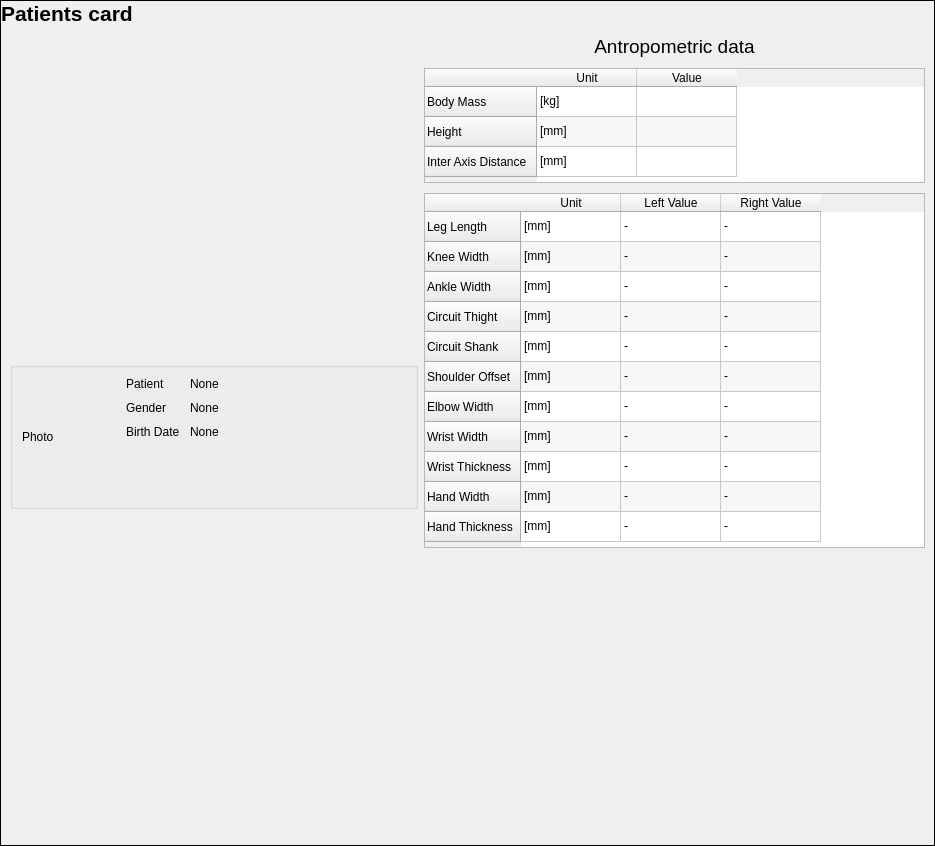
Qt form trunk/src/edr/src/plugins/communication/ui/PatientCardWidget.ui (mk4me/hm-mde-one) before a commit.
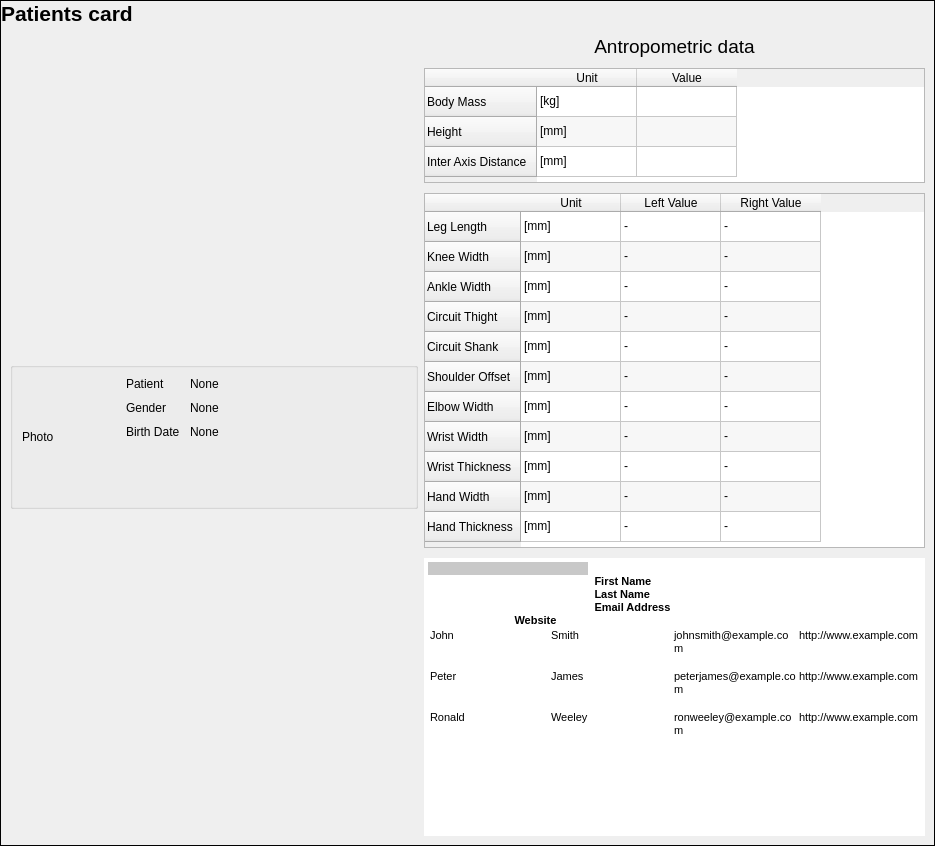
The same form after that commit.

Commit message: Duże zmiany: 1) Dodanie źródeł danych apliakacji - ISource oraz ich managerów 2) Dodanie nowej biblioteki zależnej - SQLite3 3) Rozszerzenie edrutils o biblioteki webservice (obsługa serwiós webowych bazy danych) + qthtmlgenlib (generatory html dla kontrolki QTextEdit) 4) IFileDataManager przy dodawaniu pliku zwraca wszystkie obiekty domenowe z parserów obsługujących ten plik 5) Przeniesienie funkcji addData do IFileDataManager jako statyczne składowe 6) Dodanie w Filesystem zapytań o dostepne miejsce na dysku

Diff of the .ui file:
```diff
--- a/trunk/src/edr/src/plugins/communication/ui/PatientCardWidget.ui
+++ b/trunk/src/edr/src/plugins/communication/ui/PatientCardWidget.ui
@@ -677,17 +677,53 @@
           </widget>
          </item>
          <item>
-          <spacer name="verticalSpacer_3">
-           <property name="orientation">
-            <enum>Qt::Vertical</enum>
+          <widget class="QTextEdit" name="textEdit">
+           <property name="enabled">
+            <bool>true</bool>
            </property>
-           <property name="sizeHint" stdset="0">
-            <size>
-             <width>20</width>
-             <height>40</height>
-            </size>
+           <property name="frameShape">
+            <enum>QFrame::NoFrame</enum>
            </property>
-          </spacer>
+           <property name="html">
+            <string>&lt;!DOCTYPE HTML PUBLIC &quot;-//W3C//DTD HTML 4.0//EN&quot; &quot;http://www.w3.org/TR/REC-html40/strict.dtd&quot;&gt;
+&lt;html&gt;&lt;head&gt;&lt;meta name=&quot;qrichtext&quot; content=&quot;1&quot; /&gt;&lt;style type=&quot;text/css&quot;&gt;
+p, li { white-space: pre-wrap; }
+&lt;/style&gt;&lt;/head&gt;&lt;body style=&quot; font-family:'MS Shell Dlg 2'; font-size:8.25pt; font-weight:400; font-style:normal;&quot;&gt;
+&lt;p style=&quot; margin-top:0px; margin-bottom:0px; margin-left:0px; margin-right:0px; -qt-block-indent:0; text-indent:0px;&quot;&gt;&lt;span style=&quot; font-family:'Lucida Sans Unicode,Lucida Grande,sans-serif'; font-size:8pt; color:#4b4b4b; background-color:#c8c8c8;&quot;&gt;		&lt;/span&gt;&lt;/p&gt;
+&lt;p align=&quot;center&quot; style=&quot; margin-top:0px; margin-bottom:0px; margin-left:0px; margin-right:0px; -qt-block-indent:0; text-indent:0px;&quot;&gt;&lt;span style=&quot; font-size:8pt; font-weight:600;&quot;&gt;First Name&lt;/span&gt;&lt;span style=&quot; font-size:8pt;&quot;&gt;		&lt;/span&gt;&lt;/p&gt;
+&lt;p align=&quot;center&quot; style=&quot; margin-top:0px; margin-bottom:0px; margin-left:0px; margin-right:0px; -qt-block-indent:0; text-indent:0px;&quot;&gt;&lt;span style=&quot; font-size:8pt; font-weight:600;&quot;&gt;Last Name&lt;/span&gt;&lt;span style=&quot; font-size:8pt;&quot;&gt;		&lt;/span&gt;&lt;/p&gt;
+&lt;p align=&quot;center&quot; style=&quot; margin-top:0px; margin-bottom:0px; margin-left:0px; margin-right:0px; -qt-block-indent:0; text-indent:0px;&quot;&gt;&lt;span style=&quot; font-size:8pt; font-weight:600;&quot;&gt;Email Address&lt;/span&gt;&lt;span style=&quot; font-size:8pt;&quot;&gt;		&lt;/span&gt;&lt;/p&gt;
+&lt;p align=&quot;center&quot; style=&quot; margin-top:0px; margin-bottom:0px; margin-left:0px; margin-right:0px; -qt-block-indent:0; text-indent:0px;&quot;&gt;&lt;span style=&quot; font-size:8pt; font-weight:600;&quot;&gt;Website&lt;/span&gt;&lt;span style=&quot; font-size:8pt;&quot;&gt;				&lt;/span&gt;&lt;/p&gt;
+&lt;table border=&quot;0&quot; style=&quot; margin-top:0px; margin-bottom:0px; margin-left:0px; margin-right:0px;&quot; cellspacing=&quot;2&quot; cellpadding=&quot;0&quot;&gt;
+&lt;tr&gt;
+&lt;td&gt;
+&lt;p style=&quot; margin-top:0px; margin-bottom:0px; margin-left:0px; margin-right:0px; -qt-block-indent:0; text-indent:0px;&quot;&gt;&lt;span style=&quot; font-size:8pt;&quot;&gt;John			&lt;/span&gt;&lt;/p&gt;&lt;/td&gt;
+&lt;td&gt;
+&lt;p style=&quot; margin-top:0px; margin-bottom:0px; margin-left:0px; margin-right:0px; -qt-block-indent:0; text-indent:0px;&quot;&gt;&lt;span style=&quot; font-size:8pt;&quot;&gt;Smith			&lt;/span&gt;&lt;/p&gt;&lt;/td&gt;
+&lt;td&gt;
+&lt;p style=&quot; margin-top:0px; margin-bottom:0px; margin-left:0px; margin-right:0px; -qt-block-indent:0; text-indent:0px;&quot;&gt;&lt;span style=&quot; font-size:8pt;&quot;&gt;johnsmith@example.com			&lt;/span&gt;&lt;/p&gt;&lt;/td&gt;
+&lt;td&gt;
+&lt;p style=&quot; margin-top:0px; margin-bottom:0px; margin-left:0px; margin-right:0px; -qt-block-indent:0; text-indent:0px;&quot;&gt;&lt;span style=&quot; font-size:8pt;&quot;&gt;http://www.example.com				&lt;/span&gt;&lt;/p&gt;&lt;/td&gt;&lt;/tr&gt;
+&lt;tr&gt;
+&lt;td&gt;
+&lt;p style=&quot; margin-top:0px; margin-bottom:0px; margin-left:0px; margin-right:0px; -qt-block-indent:0; text-indent:0px;&quot;&gt;&lt;span style=&quot; font-size:8pt;&quot;&gt;Peter			&lt;/span&gt;&lt;/p&gt;&lt;/td&gt;
+&lt;td&gt;
+&lt;p style=&quot; margin-top:0px; margin-bottom:0px; margin-left:0px; margin-right:0px; -qt-block-indent:0; text-indent:0px;&quot;&gt;&lt;span style=&quot; font-size:8pt;&quot;&gt;James			&lt;/span&gt;&lt;/p&gt;&lt;/td&gt;
+&lt;td&gt;
+&lt;p style=&quot; margin-top:0px; margin-bottom:0px; margin-left:0px; margin-right:0px; -qt-block-indent:0; text-indent:0px;&quot;&gt;&lt;span style=&quot; font-size:8pt;&quot;&gt;peterjames@example.com			&lt;/span&gt;&lt;/p&gt;&lt;/td&gt;
+&lt;td&gt;
+&lt;p style=&quot; margin-top:0px; margin-bottom:0px; margin-left:0px; margin-right:0px; -qt-block-indent:0; text-indent:0px;&quot;&gt;&lt;span style=&quot; font-size:8pt;&quot;&gt;http://www.example.com				&lt;/span&gt;&lt;/p&gt;&lt;/td&gt;&lt;/tr&gt;
+&lt;tr&gt;
+&lt;td&gt;
+&lt;p style=&quot; margin-top:0px; margin-bottom:0px; margin-left:0px; margin-right:0px; -qt-block-indent:0; text-indent:0px;&quot;&gt;&lt;span style=&quot; font-size:8pt;&quot;&gt;Ronald			&lt;/span&gt;&lt;/p&gt;&lt;/td&gt;
+&lt;td&gt;
+&lt;p style=&quot; margin-top:0px; margin-bottom:0px; margin-left:0px; margin-right:0px; -qt-block-indent:0; text-indent:0px;&quot;&gt;&lt;span style=&quot; font-size:8pt;&quot;&gt;Weeley			&lt;/span&gt;&lt;/p&gt;&lt;/td&gt;
+&lt;td&gt;
+&lt;p style=&quot; margin-top:0px; margin-bottom:0px; margin-left:0px; margin-right:0px; -qt-block-indent:0; text-indent:0px;&quot;&gt;&lt;span style=&quot; font-size:8pt;&quot;&gt;ronweeley@example.com			&lt;/span&gt;&lt;/p&gt;&lt;/td&gt;
+&lt;td&gt;
+&lt;p style=&quot; margin-top:0px; margin-bottom:0px; margin-left:0px; margin-right:0px; -qt-block-indent:0; text-indent:0px;&quot;&gt;&lt;span style=&quot; font-size:8pt;&quot;&gt;http://www.example.com			&lt;/span&gt;&lt;/p&gt;&lt;/td&gt;&lt;/tr&gt;&lt;/table&gt;&lt;/body&gt;&lt;/html&gt;</string>
+           </property>
+          </widget>
          </item>
         </layout>
        </widget>
```
The commit also changes 179 other files.
